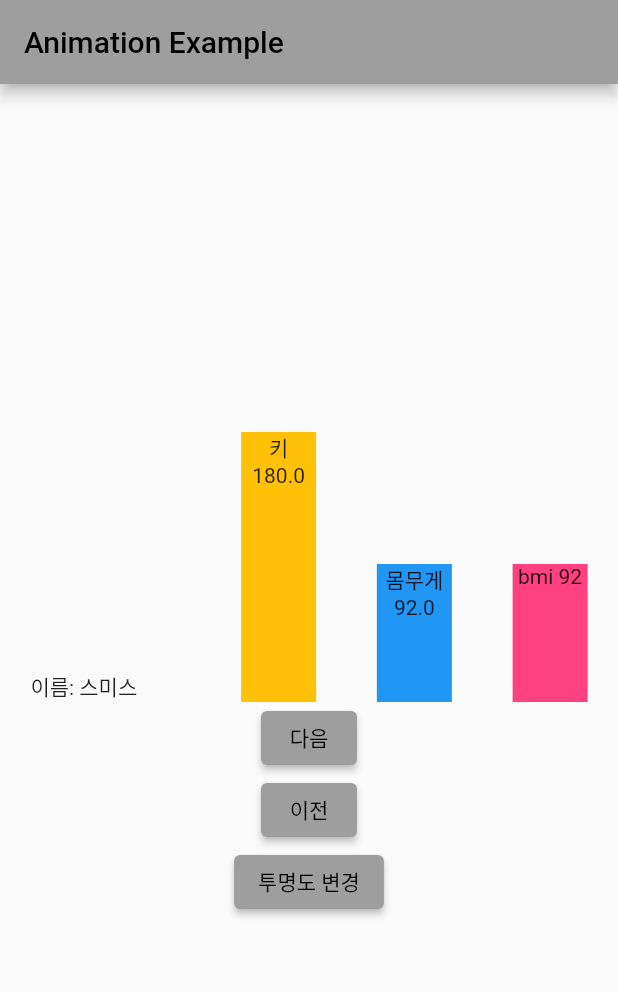
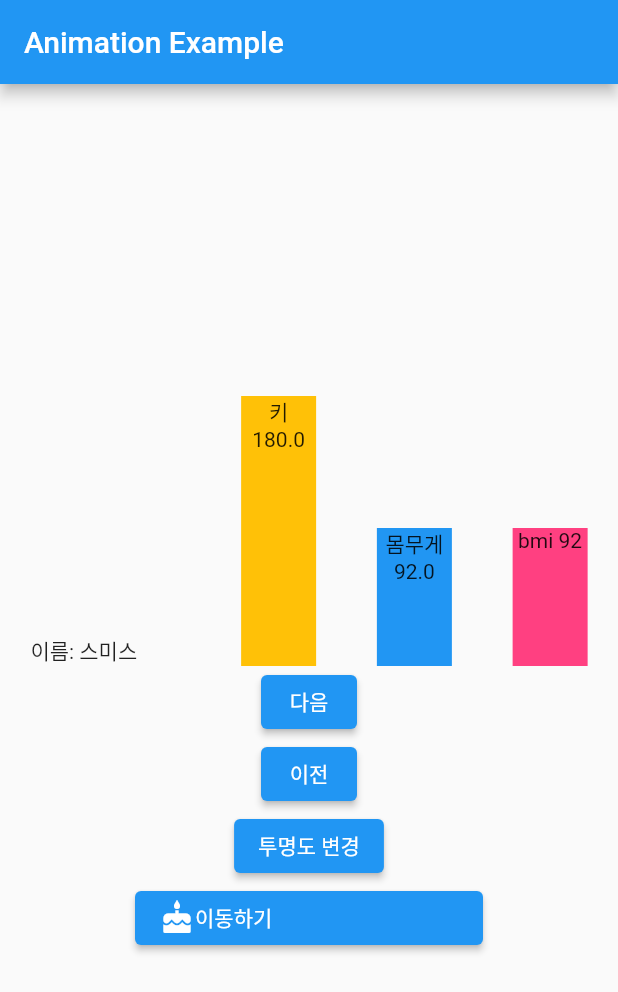
Before and after one commit to mccormick84/flutter_animation_example, a Flutter app: the screen it shows after launch, on a phone screen of 412 x 824 dp. Shown: the top 992 px of the screen. Run offline on Flutter 3.47's test engine with Material 2 defaults, Android fonts, the phone set to English and light mode, and no system bars.

Commit message:
페이지 이동 애니메이션 구현

```diff
--- a/lib/main.dart
+++ b/lib/main.dart
@@ -1,5 +1,6 @@
 import 'package:animation_example/people.dart';
 import 'package:flutter/material.dart';
+import 'secondPage.dart';
 
 void main() {
   runApp(const MyApp());
@@ -13,7 +14,7 @@ class MyApp extends StatelessWidget {
     return MaterialApp(
       title: 'Flutter Demo',
       theme: ThemeData(
-        primarySwatch: Colors.grey,
+        primarySwatch: Colors.blue,
       ),
       home: AnimationApp(),
     );
@@ -133,6 +134,24 @@ class _AnimationApp extends State<AnimationApp> {
                   });
                 },
                 child: const Text('투명도 변경'),
+              ),
+              ElevatedButton(
+                onPressed: () {
+                  Navigator.of(context).push(
+                      MaterialPageRoute(builder: (context) => SecondPage()));
+                },
+                child: SizedBox(
+                  width: 200,
+                  child: Row(
+                    children: const <Widget>[
+                      Hero(
+                        tag: 'detail',
+                        child: Icon(Icons.cake),
+                      ),
+                      Text('이동하기')
+                    ],
+                  ),
+                ),
               )
             ],
             mainAxisAlignment: MainAxisAlignment.center,
```
Also changed, not shown: lib/secondPage.dart (added, +27 -0 lines).
